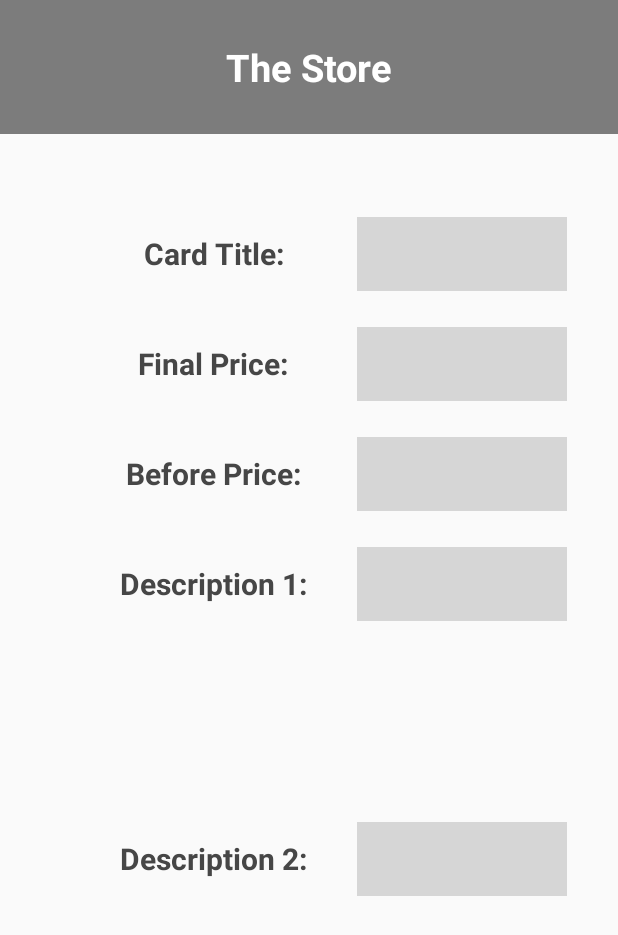
After one commit to aniketrawat97/NearbyApp, an Android app: the activity_store_details screen opened directly, with no data from a screen before it, on a phone screen of 412 x 824 dp. The commit adds this screen. Shown: the top 935 px of the screen. Run offline under Robolectric (Android 15) with nearby library versions, the phone set to English and light mode, and no system bars.

```diff
--- a/NearbyApp/app/src/main/AndroidManifest.xml
+++ b/NearbyApp/app/src/main/AndroidManifest.xml
@@ -9,6 +9,9 @@
         android:roundIcon="@mipmap/ic_launcher_round"
         android:supportsRtl="true"
         android:theme="@style/AppTheme">
+        <activity android:name=".activity_product_details"></activity>
+        <activity android:name=".activity_use_as" />
+        <activity android:name=".activity_store_details" />
         <activity android:name=".activity.CustomerActivity" />
         <activity android:name=".activity.LoginActivity" />
         <activity android:name=".activity.StoreSignupActivity" />
--- /dev/null
+++ b/NearbyApp/app/src/main/java/com/aniket/nearbyapp/activity_store_details.java
@@ -0,0 +1,14 @@
+package com.aniket.nearbyapp;
+
+import androidx.appcompat.app.AppCompatActivity;
+
+import android.os.Bundle;
+
+public class activity_store_details extends AppCompatActivity {
+
+    @Override
+    protected void onCreate(Bundle savedInstanceState) {
+        super.onCreate(savedInstanceState);
+        setContentView(R.layout.activity_store_details);
+    }
+}
--- /dev/null
+++ b/NearbyApp/app/src/main/res/layout/activity_store_details.xml
@@ -0,0 +1,189 @@
+<?xml version="1.0" encoding="utf-8"?>
+<androidx.constraintlayout.widget.ConstraintLayout xmlns:android="http://schemas.android.com/apk/res/android"
+    xmlns:app="http://schemas.android.com/apk/res-auto"
+    xmlns:tools="http://schemas.android.com/tools"
+    android:layout_width="match_parent"
+    android:layout_height="match_parent"
+    tools:context=".activity_store_details">
+
+    <TextView
+        android:id="@+id/TV_Store_details"
+        android:layout_width="match_parent"
+        android:layout_height="89dp"
+        android:text="The Store"
+        android:textStyle="bold"
+        android:gravity="center"
+        android:textColor="#FFFFFF"
+        android:textSize="25sp"
+        android:background="#7C7C7C"
+        app:layout_constraintTop_toTopOf="parent"
+        tools:layout_editor_absoluteX="167dp" />
+
+    <ImageView
+        android:id="@+id/IV_store_details_logo"
+        android:layout_width="wrap_content"
+        android:layout_height="wrap_content"
+        android:layout_marginEnd="142dp"
+        android:layout_marginStart="140dp"
+        android:layout_marginTop="31dp"
+        app:layout_constraintEnd_toEndOf="parent"
+        app:layout_constraintStart_toStartOf="parent"
+        app:layout_constraintTop_toBottomOf="@+id/TV_Store_details"
+        tools:srcCompat="@tools:sample/avatars" />
+
+    <TextView
+        android:id="@+id/TV_Store_details_card_title"
+        android:layout_width="140dp"
+        android:layout_height="49dp"
+        android:layout_marginStart="72dp"
+        android:layout_marginTop="24dp"
+        android:gravity="center"
+        android:text="Card Title:"
+        android:textStyle="bold"
+        android:textColor="#464646"
+        android:textSize="20sp"
+        app:layout_constraintStart_toStartOf="parent"
+        app:layout_constraintTop_toBottomOf="@+id/IV_store_details_logo" />
+
+    <TextView
+        android:id="@+id/TV_Store_details_final_price"
+        android:layout_width="140dp"
+        android:layout_height="49dp"
+        android:layout_marginStart="72dp"
+        android:layout_marginTop="24dp"
+        android:text="Final Price:"
+        android:gravity="center"
+        android:textSize="20sp"
+        android:textStyle="bold"
+        android:textColor="#464646"
+        app:layout_constraintStart_toStartOf="parent"
+        app:layout_constraintTop_toBottomOf="@+id/TV_Store_details_card_title" />
+
+    <TextView
+        android:id="@+id/TV_Store_details_before_price"
+        android:layout_width="140dp"
+        android:layout_height="49dp"
+        android:layout_marginStart="72dp"
+        android:layout_marginTop="24dp"
+        android:text="Before Price:"
+        android:textStyle="bold"
+        android:textColor="#464646"
+        android:textSize="20sp"
+        android:gravity="center"
+        app:layout_constraintStart_toStartOf="parent"
+        app:layout_constraintTop_toBottomOf="@+id/TV_Store_details_final_price" />
+
+    <TextView
+        android:id="@+id/TV_Store_details_description1"
+        android:layout_width="140dp"
+        android:layout_height="49dp"
+        android:layout_marginStart="72dp"
+        android:layout_marginTop="24dp"
+        android:text="Description 1:"
+        android:textSize="20sp"
+        android:textColor="#464646"
+        android:textStyle="bold"
+        android:gravity="center"
+        app:layout_constraintStart_toStartOf="parent"
+        app:layout_constraintTop_toBottomOf="@+id/TV_Store_details_before_price" />
+
+    <TextView
+        android:id="@+id/TV_Store_details_description2"
+        android:layout_width="140dp"
+        android:layout_height="49dp"
+        android:layout_marginBottom="117dp"
+        android:layout_marginStart="72dp"
+        android:layout_marginTop="24dp"
+        android:gravity="center"
+        android:text="Description 2:"
+        android:textColor="#464646"
+        android:textSize="20sp"
+        android:textStyle="bold"
+        app:layout_constraintBottom_toBottomOf="parent"
+        app:layout_constraintStart_toStartOf="parent"
+        app:layout_constraintTop_toBottomOf="@+id/TV_Store_details_description1" />
+
+    <EditText
+        android:id="@+id/ET_Store_details_card_title"
+        android:layout_width="140dp"
+        android:layout_height="49dp"
+        android:layout_marginEnd="34dp"
+        android:layout_marginStart="25dp"
+        android:layout_marginTop="24dp"
+        android:background="#D6D6D6"
+        android:ems="10"
+        android:inputType="textPersonName"
+        android:text=""
+        android:textSize="20sp"
+        app:layout_constraintEnd_toEndOf="parent"
+        app:layout_constraintStart_toEndOf="@+id/TV_Store_details_card_title"
+        app:layout_constraintTop_toBottomOf="@+id/IV_store_details_logo" />
+
+    <EditText
+        android:id="@+id/ET_Store_details_Final_price"
+        android:layout_width="140dp"
+        android:layout_height="49dp"
+        android:layout_marginEnd="34dp"
+        android:layout_marginStart="25dp"
+        android:layout_marginTop="24dp"
+        android:background="#D6D6D6"
+        android:ems="10"
+        android:inputType="numberDecimal"
+        android:textColor="#464646"
+        android:textSize="20sp"
+        app:layout_constraintEnd_toEndOf="parent"
+        app:layout_constraintStart_toEndOf="@+id/TV_Store_details_final_price"
+        app:layout_constraintTop_toBottomOf="@+id/ET_Store_details_card_title" />
+
+    <EditText
+        android:id="@+id/ET_Store_details_Before_price"
+        android:layout_width="140dp"
+        android:layout_height="49dp"
+        android:layout_marginEnd="34dp"
+        android:layout_marginStart="25dp"
+        android:layout_marginTop="24dp"
+        android:background="#D6D6D6"
+        android:ems="10"
+        android:inputType="numberDecimal"
+        android:textColor="#464646"
+        android:textSize="20sp"
+        app:layout_constraintEnd_toEndOf="parent"
+        app:layout_constraintStart_toEndOf="@+id/TV_Store_details_before_price"
+        app:layout_constraintTop_toBottomOf="@+id/ET_Store_details_Final_price" />
+
+    <EditText
+        android:id="@+id/ET_Store_details_description1"
+        android:layout_width="140dp"
+        android:layout_height="49dp"
+        android:layout_marginEnd="34dp"
+        android:layout_marginStart="25dp"
+        android:layout_marginTop="24dp"
+        android:background="#D6D6D6"
+        android:ems="10"
+        android:inputType="textPersonName"
+        android:text=""
+        android:textColor="#464646"
+        android:textSize="20sp"
+        app:layout_constraintEnd_toEndOf="parent"
+        app:layout_constraintStart_toEndOf="@+id/TV_Store_details_description1"
+        app:layout_constraintTop_toBottomOf="@+id/ET_Store_details_Before_price" />
+
+    <EditText
+        android:id="@+id/ET_Store_details_descrption2"
+        android:layout_width="140dp"
+        android:layout_height="49dp"
+        android:layout_marginBottom="117dp"
+        android:layout_marginEnd="34dp"
+        android:layout_marginStart="25dp"
+        android:layout_marginTop="24dp"
+        android:background="#D6D6D6"
+        android:ems="10"
+        android:inputType="textPersonName"
+        android:text=""
+        android:textColor="#464646"
+        android:textSize="20sp"
+        app:layout_constraintBottom_toBottomOf="parent"
+        app:layout_constraintEnd_toEndOf="parent"
+        app:layout_constraintStart_toEndOf="@+id/TV_Store_details_description2"
+        app:layout_constraintTop_toBottomOf="@+id/ET_Store_details_description1" />
+</androidx.constraintlayout.widget.ConstraintLayout>
```
Also changed, not shown: NearbyApp/app/src/main/java/com/aniket/nearbyapp/activity/CustomerSignupActivity.java (+4 -4 lines), NearbyApp/app/src/main/java/com/aniket/nearbyapp/activity/LoginActivity.java (+4 -4 lines), NearbyApp/app/src/main/java/com/aniket/nearbyapp/activity/StoreSignupActivity.java (+4 -4 lines), NearbyApp/app/src/main/java/com/aniket/nearbyapp/activity_product_details.java (added, +14 -0 lines), NearbyApp/app/src/main/java/com/aniket/nearbyapp/activity_use_as.java (added, +14 -0 lines), NearbyApp/app/src/main/res/layout/activity_customer_list_item.xml (deleted, +0 -44 lines), NearbyApp/app/src/main/res/layout/activity_customer_signup.xml (+14 -12 lines), NearbyApp/app/src/main/res/layout/activity_login.xml (+11 -11 lines), NearbyApp/app/src/main/res/layout/activity_product_details.xml (added, +108 -0 lines), NearbyApp/app/src/main/res/layout/activity_store_signup.xml (+17 -16 lines), NearbyApp/app/src/main/res/layout/activity_use_as.xml (added, +64 -0 lines), NearbyApp/app/src/main/res/layout/customer_list_item.xml (+41 -3 lines).
